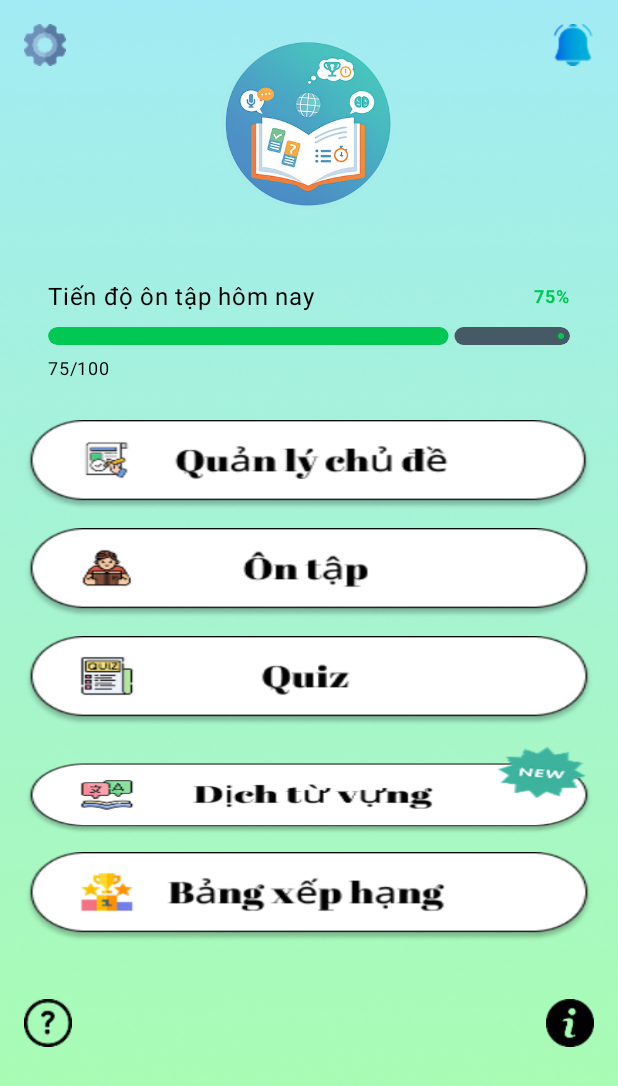
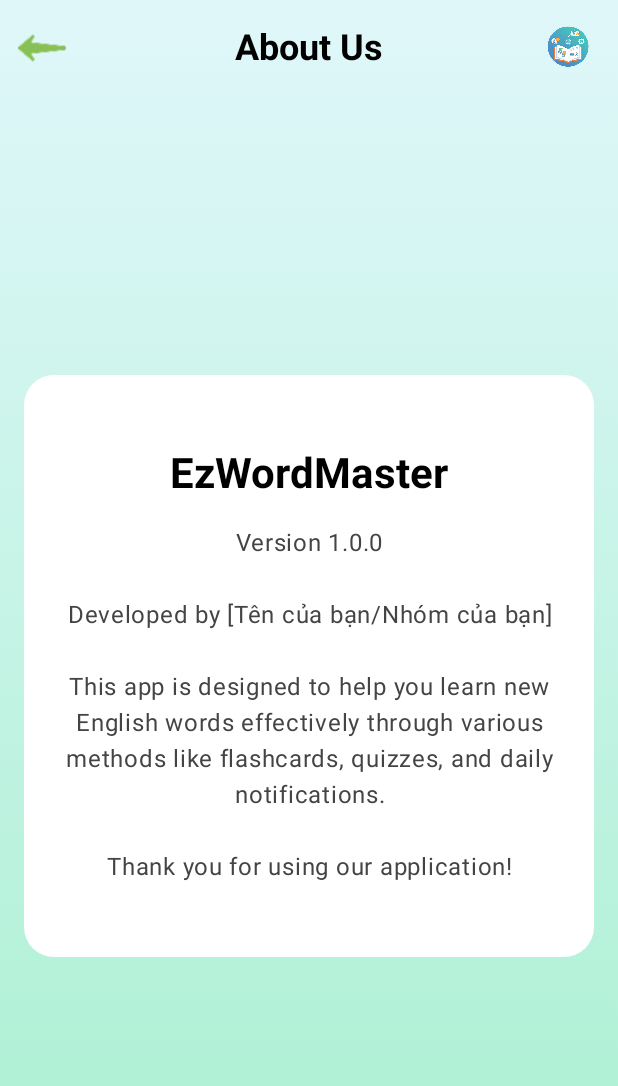
Before and after one commit to Thethien2k5/EzWordMaster, an Android app built with Jetpack Compose: the HomeScreen screen opened through its navigation route, after a tap on "Info", on a phone screen of 412 x 824 dp. Shown: the top 1086 px of the screen. Run offline under Robolectric (Android 15) with nearby library versions, the phone set to English and light mode, and no system bars.

Commit message:
Hoàn thành 2 trang là about us và help, giao diện đang hoàn thiện

```diff
--- a/app/build.gradle.kts
+++ b/app/build.gradle.kts
@@ -61,4 +61,8 @@ dependencies {
     implementation("androidx.navigation:navigation-compose:2.7.5")
     implementation("org.jetbrains.kotlinx:kotlinx-serialization-json:1.6.0")
     implementation("androidx.compose.animation:animation:1.6.0")
+    implementation("androidx.compose.ui:ui-graphics")
+    implementation(platform("androidx.compose:compose-bom:2023.08.00"))
+    implementation("androidx.navigation:navigation-compose:2.7.4")
+    implementation("androidx.datastore:datastore-preferences:1.0.0")
 }
--- /dev/null
+++ b/app/src/main/java/com/example/ezwordmaster/ui/about/AboutScreen.kt
@@ -0,0 +1,90 @@
+package com.example.ezwordmaster.ui.about
+
+import androidx.compose.foundation.background
+import androidx.compose.foundation.layout.*
+import androidx.compose.foundation.rememberScrollState
+import androidx.compose.foundation.shape.RoundedCornerShape
+import androidx.compose.foundation.verticalScroll
+import androidx.compose.material3.MaterialTheme
+import androidx.compose.material3.Scaffold
+import androidx.compose.material3.Text
+import androidx.compose.runtime.Composable
+import androidx.compose.ui.Alignment
+import androidx.compose.ui.Modifier
+import androidx.compose.ui.draw.clip
+import androidx.compose.ui.graphics.Color
+import androidx.compose.ui.text.font.FontWeight
+import androidx.compose.ui.text.style.TextAlign
+import androidx.compose.ui.tooling.preview.Preview
+import androidx.compose.ui.unit.dp
+import androidx.compose.ui.unit.sp
+import androidx.navigation.NavHostController
+import androidx.navigation.compose.rememberNavController
+import com.example.ezwordmaster.ui.common.CommonTopAppBar
+import com.example.ezwordmaster.ui.common.GradientBackground
+import com.example.ezwordmaster.ui.navigation.Routes
+
+@Composable
+fun AboutScreen(navController: NavHostController) {
+    // Sử dụng nền gradient
+    GradientBackground {
+        Scaffold(
+            topBar = {
+                CommonTopAppBar(
+                    title = "About Us",
+                    canNavigateBack = true,
+                    onNavigateUp = { navController.popBackStack() },
+                    onLogoClick = {
+                        navController.navigate(Routes.HOME) {
+                            popUpTo(Routes.HOME) { inclusive = true }
+                        }
+                    }
+                )
+            },
+            // Đặt nền trong suốt để thấy gradient
+            containerColor = Color.Transparent
+        ) { paddingValues ->
+            Box(
+                modifier = Modifier
+                    .fillMaxSize()
+                    .padding(paddingValues)
+                    .padding(16.dp)
+                    .verticalScroll(rememberScrollState()), // Cho phép cuộn nếu text quá dài
+                contentAlignment = Alignment.Center
+            ) {
+                Column(
+                    modifier = Modifier
+                        .fillMaxWidth()
+                        .clip(RoundedCornerShape(20.dp))
+                        .background(Color.White)
+                        .padding(horizontal = 24.dp, vertical = 48.dp),
+                    horizontalAlignment = Alignment.CenterHorizontally
+                ) {
+                    Text(
+                        text = "EzWordMaster",
+                        fontSize = 28.sp,
+                        color = Color.Black,
+                        style = MaterialTheme.typography.headlineMedium,
+                        fontWeight = FontWeight.Bold
+                    )
+                    Spacer(modifier = Modifier.height(16.dp))
+                    Text(
+                        text = "Version 1.0.0\n\nDeveloped by [Tên của bạn/Nhóm của bạn]\n\nThis app is designed to help you learn new English words effectively through various methods like flashcards, quizzes, and daily notifications.\n\nThank you for using our application!",
+                        fontSize = 16.sp,
+                        color = Color.DarkGray,
+                        textAlign = TextAlign.Center,
+                        lineHeight = 24.sp
+                    )
+                }
+            }
+        }
+    }
+}
+
+// ✅ HÀM PREVIEW ĐÃ ĐƯỢC SỬA LẠI
+@Preview(showBackground = true)
+@Composable
+fun AboutScreenPreview() {
+    // Tạo một NavController giả để preview có thể chạy
+    AboutScreen(navController = rememberNavController())
+}
--- /dev/null
+++ b/app/src/main/java/com/example/ezwordmaster/ui/common/CommonTopAppBar.kt
@@ -0,0 +1,64 @@
+package com.example.ezwordmaster.ui.common
+
+import androidx.compose.foundation.Image
+import androidx.compose.foundation.clickable
+import androidx.compose.foundation.layout.padding
+import androidx.compose.foundation.layout.size
+import androidx.compose.material3.CenterAlignedTopAppBar // <-- THAY ĐỔI QUAN TRỌNG
+import androidx.compose.material3.ExperimentalMaterial3Api
+import androidx.compose.material3.IconButton
+import androidx.compose.material3.Text
+import androidx.compose.material3.TopAppBarDefaults
+import androidx.compose.runtime.Composable
+import androidx.compose.ui.Modifier
+import androidx.compose.ui.graphics.Color
+import androidx.compose.ui.res.painterResource
+import androidx.compose.ui.text.font.FontWeight
+import androidx.compose.ui.unit.dp
+import androidx.compose.ui.unit.sp
+import com.example.ezwordmaster.R
+
+@OptIn(ExperimentalMaterial3Api::class)
+@Composable
+fun CommonTopAppBar(
+    title: String,
+    canNavigateBack: Boolean,
+    onNavigateUp: () -> Unit,
+    onLogoClick: () -> Unit
+) {
+    // ✅ DÙNG CenterAlignedTopAppBar ĐỂ TIÊU ĐỀ TỰ ĐỘNG VÀO GIỮA
+    CenterAlignedTopAppBar(
+        title = {
+            Text(
+                text = title,
+                fontSize = 24.sp,
+                fontWeight = FontWeight.Bold,
+                color = Color.Black
+            )
+        },
+        colors = TopAppBarDefaults.centerAlignedTopAppBarColors(
+            containerColor = Color.Transparent // Quan trọng: Để nền trong suốt
+        ),
+        navigationIcon = {
+            if (canNavigateBack) {
+                IconButton(onClick = onNavigateUp) {
+                    Image(
+                        painter = painterResource(id = R.drawable.return_),
+                        contentDescription = "Back",
+                        modifier = Modifier.size(32.dp) // Tăng kích thước icon cho dễ nhấn
+                    )
+                }
+            }
+        },
+        actions = {
+            Image(
+                painter = painterResource(id = R.drawable.logo),
+                contentDescription = "Go to Home",
+                modifier = Modifier
+                    .size(50.dp)
+                    .padding(end = 8.dp)
+                    .clickable(onClick = onLogoClick)
+            )
+        }
+    )
+}
--- /dev/null
+++ b/app/src/main/java/com/example/ezwordmaster/ui/common/GradientBackground.kt
@@ -0,0 +1,33 @@
+package com.example.ezwordmaster.ui.common
+
+import androidx.compose.foundation.background
+import androidx.compose.foundation.layout.Box
+import androidx.compose.foundation.layout.fillMaxSize
+import androidx.compose.runtime.Composable
+import androidx.compose.ui.Modifier
+import androidx.compose.ui.graphics.Brush
+import androidx.compose.ui.graphics.Color
+
+// Định nghĩa 2 màu để tạo hiệu ứng chuyển màu
+val gradientStartColor = Color(0xFFE0F7FA) // Xanh dương rất nhạt
+val gradientEndColor = Color(0xFFAAF0D1)   // Xanh mint
+
+@Composable
+fun GradientBackground(
+    content: @Composable () -> Unit
+) {
+    Box(
+        modifier = Modifier
+            .fillMaxSize()
+            .background(
+                brush = Brush.verticalGradient(
+                    colors = listOf(
+                        gradientStartColor,
+                        gradientEndColor
+                    )
+                )
+            )
+    ) {
+        content()
+    }
+}
--- a/app/src/main/java/com/example/ezwordmaster/ui/navigation/AppNavHost.kt
+++ b/app/src/main/java/com/example/ezwordmaster/ui/navigation/AppNavHost.kt
@@ -1,27 +1,65 @@
 package com.example.ezwordmaster.ui.navigation
 
+import androidx.compose.runtime.Composable
+import androidx.compose.ui.tooling.preview.Preview
+import androidx.navigation.NavHostController
 import androidx.navigation.compose.NavHost
 import androidx.navigation.compose.composable
-import androidx.navigation.NavHostController
 import androidx.navigation.compose.rememberNavController
-import androidx.compose.runtime.Composable
+import com.example.ezwordmaster.ui.about.AboutScreen
+import com.example.ezwordmaster.ui.help.HelpScreen
+import com.example.ezwordmaster.ui.screens.HomeScreen
 import com.example.ezwordmaster.ui.screens.IntroScreen
-import com.example.ezwordmaster.ui.screens.HomeScreen
 import com.example.ezwordmaster.ui.screens.TopicManagementScreen
 
+/**
+ * Quản lý tất cả các đường dẫn (route) trong ứng dụng.
+ * Đưa ra ngoài object để dễ dàng truy cập từ mọi nơi.
+ */
+object Routes {
+    // --- Các route cũ của bạn ---
+    const val INTRO = "intro"
+    const val HOME = "home"
+    const val TOPIC_MANAGEMENT = "topicmanagementscreen"
 
-// **** Định nghĩa đường đi giữa các trang *****
+    // --- Các route mới chúng ta đang làm ---
+    const val ABOUT = "about"
+    const val HELP = "help"
+    const val TRANSLATE = "translate"
+    const val SETTINGS = "settings"
+}
+
 @Composable
 fun AppNavHost(
     navController: NavHostController = rememberNavController() //  tạo mặc định
 ) {
     NavHost(
         navController = navController,
-        startDestination = "intro"
+        startDestination = Routes.INTRO
     ) {
-        composable("intro") { IntroScreen(navController = navController) }
-        composable("home") { HomeScreen(navController = navController) }
-        composable("topicmanagementscreen") { TopicManagementScreen(navController = navController) }
+        composable(Routes.INTRO) { IntroScreen(navController = navController) }
+        composable(Routes.HOME) { HomeScreen(navController = navController) }
+        composable(Routes.TOPIC_MANAGEMENT) { TopicManagementScreen(navController = navController) }
 
+        // ================== CÁC MÀN HÌNH MỚI THÊM VÀO ==================
+        // Màn hình About Us
+        composable(Routes.ABOUT) {
+            AboutScreen(navController = navController)
+        }
+
+        // Màn hình Help
+        composable(Routes.HELP) {
+            HelpScreen(navController = navController)
+        }
+
+        // Các màn hình khác như Dịch, Cài đặt sẽ được thêm vào đây
     }
 }
+
+// ✅ HÀM PREVIEW GÂY LỖI ĐÃ ĐƯỢC SỬA Ở ĐÂY
+// Thêm hàm này vào cuối file để Android Studio không báo lỗi nữa
+@Preview(showBackground = true)
+@Composable
+fun AppNavHostPreview() {
+    AppNavHost(navController = rememberNavController())
+}
--- a/app/src/main/java/com/example/ezwordmaster/ui/screens/HomeScreen.kt
+++ b/app/src/main/java/com/example/ezwordmaster/ui/screens/HomeScreen.kt
@@ -22,6 +22,7 @@ import com.example.ezwordmaster.R
 import com.example.ezwordmaster.ui.common.AppBackground
 import androidx.compose.ui.draw.clip
 import com.example.ezwordmaster.domain.repository.TopicRepository
+import com.example.ezwordmaster.ui.navigation.Routes // <-- ***** THÊM DÒNG NÀY *****
 
 @Composable
 fun HomeScreen(navController: NavHostController, progress: Int = 75, total: Int = 100) {
@@ -59,7 +60,7 @@ fun HomeScreen(navController: NavHostController, progress: Int = 75, total: Int
                             fontSize = 16.sp,
                             color = Color.Black,
 
-                        )
+                            )
 
                         Text(
                             text = "${(progress.toFloat() / total * 100).toInt()}%",
@@ -94,10 +95,10 @@ fun HomeScreen(navController: NavHostController, progress: Int = 75, total: Int
 
                 // Các nút chức năng (dùng ảnh nguyên khối)
                 MenuImageButton(R.drawable.topic) { navController.navigate("topicmanagementscreen") }
-                MenuImageButton(R.drawable.practice) { navController.navigate("practice") }
-                MenuImageButton(R.drawable.quiz) { navController.navigate("quiz") }
-                MenuImageButton(R.drawable.translate) { navController.navigate("translate") }
-                MenuImageButton(R.drawable.ranking) { navController.navigate("ranking") }
+                MenuImageButton(R.drawable.practice) { /* navController.navigate("practice") */ }
+                MenuImageButton(R.drawable.quiz) { /* navController.navigate("quiz") */ }
+                MenuImageButton(R.drawable.translate) { /* navController.navigate(Routes.TRANSLATE) */ } // Sẽ làm sau
+                MenuImageButton(R.drawable.ranking) { /* navController.navigate("ranking") */ }
 
                 Spacer(modifier = Modifier.height(32.dp))
 
@@ -108,17 +109,19 @@ fun HomeScreen(navController: NavHostController, progress: Int = 75, total: Int
                 ) {
                     Image(
                         painter = painterResource(id = R.drawable.ic_help),
-                        contentDescription = "Settings",
+                        contentDescription = "Help", // <-- Sửa lại cho đúng
                         modifier = Modifier
                             .size(32.dp)
-                            .clickable { /* TODO */ }
+                            // ***** THAY ĐỔI Ở ĐÂY *****
+                            .clickable { navController.navigate(Routes.HELP) }
                     )
                     Image(
                         painter = painterResource(id = R.drawable.ic_info),
                         contentDescription = "Info",
                         modifier = Modifier
                             .size(32.dp)
-                            .clickable { /* TODO */ }
+                            // ***** THAY ĐỔI Ở ĐÂY *****
+                            .clickable { navController.navigate(Routes.ABOUT) }
                     )
                 }
 
@@ -138,7 +141,7 @@ fun HomeScreen(navController: NavHostController, progress: Int = 75, total: Int
                     contentDescription = "Settings",
                     modifier = Modifier
                         .size(28.dp)
-                        .clickable { /* TODO */ }
+                        .clickable { /* navController.navigate(Routes.SETTINGS) */ } // Sẽ làm sau
                 )
                 Image(
                     painter = painterResource(id = R.drawable.ic_bell),
```
Also changed, not shown: app/src/main/java/com/example/ezwordmaster/domain/model/HelpItem.kt (added, +7 -0 lines), app/src/main/java/com/example/ezwordmaster/ui/help/HelpScreen.kt (added, +132 -0 lines), app/src/main/java/com/example/ezwordmaster/ui/help/HelpViewModel.kt (added, +43 -0 lines).
